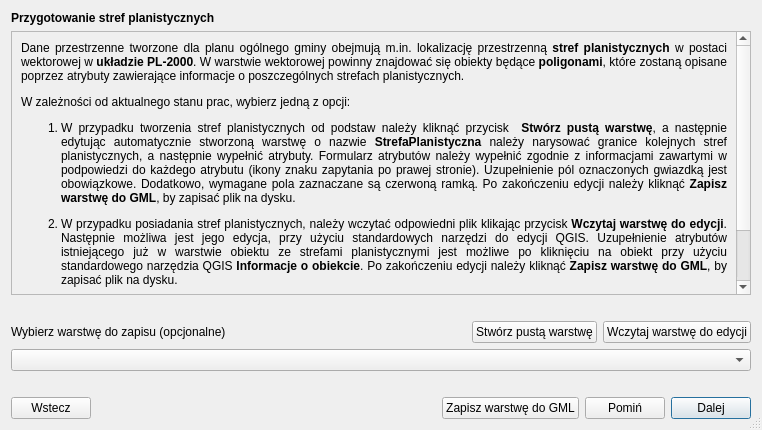
Qt form modules/app/views/ui/wektor_instrukcja_dialog_SPL.ui (CyfryzacjaAPP/wtyczka_qgis_app_2) before a commit.
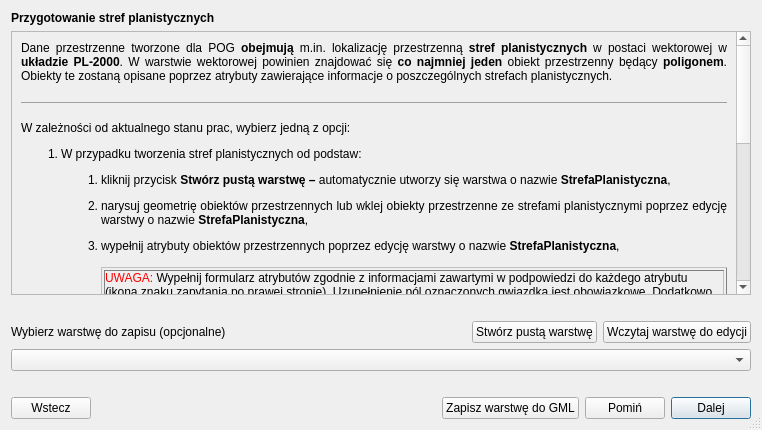
The same form after that commit. Custom widgets are drawn as their Qt base class.

```diff
--- a/modules/app/views/ui/wektor_instrukcja_dialog_SPL.ui
+++ b/modules/app/views/ui/wektor_instrukcja_dialog_SPL.ui
@@ -47,9 +47,9 @@
         <property name="geometry">
          <rect>
           <x>0</x>
-          <y>0</y>
+          <y>-174</y>
           <width>723</width>
-          <height>287</height>
+          <height>445</height>
          </rect>
         </property>
         <layout class="QGridLayout" name="gridLayout">
@@ -61,17 +61,7 @@
             </font>
            </property>
            <property name="text">
-            <string>&lt;p&gt;Dane przestrzenne tworzone dla planu ogólnego gminy obejmują m.in. lokalizację przestrzenną &lt;strong&gt;stref planistycznych&lt;/strong&gt; w postaci wektorowej w &lt;strong&gt;układzie PL-2000&lt;/strong&gt;. W warstwie wektorowej powinny znajdować się obiekty będące &lt;strong&gt;poligonami&lt;/strong&gt;, które zostaną opisane poprzez atrybuty zawierające informacje o poszczególnych strefach planistycznych.&lt;/p&gt;
-&lt;p&gt;W zależności od aktualnego stanu prac, wybierz jedną z opcji:&lt;/p&gt;
-&lt;ol&gt;
-  &lt;li&gt;
-    &lt;p&gt;W przypadku tworzenia stref planistycznych od podstaw należy kliknąć przycisk&amp;nbsp; &lt;strong&gt;Stwórz pustą warstwę&lt;/strong&gt;, a następnie edytując automatycznie stworzoną warstwę o nazwie &lt;strong&gt;StrefaPlanistyczna&lt;/strong&gt; należy narysować granice kolejnych stref planistycznych, a następnie wypełnić atrybuty. Formularz atrybutów należy wypełnić zgodnie z informacjami zawartymi w podpowiedzi do każdego atrybutu (ikony znaku zapytania po prawej stronie). Uzupełnienie pól oznaczonych gwiazdką jest obowiązkowe. Dodatkowo, wymagane pola zaznaczane są czerwoną ramką. Po zakończeniu edycji należy kliknąć &lt;strong&gt;Zapisz warstwę do GML&lt;/strong&gt;, by zapisać plik na dysku.&lt;/p&gt;
-  &lt;/li&gt;
-  &lt;li&gt;
-    &lt;p&gt;W przypadku posiadania stref planistycznych, należy wczytać odpowiedni plik klikając przycisk &lt;strong&gt;Wczytaj warstwę do edycji&lt;/strong&gt;. Następnie możliwa jest jego edycja, przy użyciu standardowych narzędzi do edycji QGIS. Uzupełnienie atrybutów istniejącego już w warstwie obiektu ze strefami planistycznymi jest możliwe po kliknięciu na obiekt przy użyciu standardowego narzędzia QGIS &lt;strong&gt;Informacje o obiekcie&lt;/strong&gt;. Po zakończeniu edycji należy kliknąć &lt;strong&gt;Zapisz warstwę do GML&lt;/strong&gt;, by zapisać plik na dysku.&lt;/p&gt;
-  &lt;/li&gt;
-&lt;/ol&gt;
-&lt;p&gt;Wczytanie stref planistycznych w kroku 2, pozwala na automatyczne sprawdzenie poprawności geometrii stref planistycznych, w tym w zakresie wykraczania poza obszar POG. Zapisanie poprawnego pliku w formacie GML przy użyciu przycisku &lt;strong&gt;Zapisz warstwę do GML&lt;/strong&gt;, umożliwia również ponowne wczytanie zapisanej warstwy do wtyczki w celu dalszej pracy. Istnieje możliwość pominięcia kroku 2. W tym celu należy wybrać opcję &lt;strong&gt;Pomiń.&lt;/strong&gt;&lt;/p&gt;</string>
+            <string>&lt;p&gt;Dane przestrzenne tworzone dla POG &lt;b&gt;obejmują &lt;/b&gt;m.in. lokalizację przestrzenną &lt;b&gt;stref planistycznych&lt;/b&gt; w postaci wektorowej w &lt;b&gt;układzie PL-2000&lt;/b&gt;. W warstwie wektorowej powinien znajdować się &lt;b&gt;co najmniej jeden &lt;/b&gt;obiekt przestrzenny będący &lt;b&gt;poligonem&lt;/b&gt;. Obiekty te zostaną opisane poprzez atrybuty zawierające informacje o poszczeg&amp;oacute;lnych strefach planistycznych.&lt;/p&gt;&lt;hr /&gt;&lt;p&gt;W zależności od aktualnego stanu prac, wybierz jedną z opcji:&lt;/p&gt;&lt;ol&gt;&lt;li&gt;&lt;p&gt;W przypadku tworzenia stref planistycznych od podstaw:&lt;/p&gt;&lt;ol style=&quot;list-style-type: lower-alpha;&quot;&gt;&lt;li&gt;&lt;p&gt;kliknij przycisk &lt;b&gt;Stw&amp;oacute;rz pustą warstwę &amp;ndash;&lt;/b&gt; automatycznie utworzy się warstwa o nazwie &lt;b&gt;StrefaPlanistyczna&lt;/b&gt;,&lt;/p&gt;&lt;/li&gt;&lt;li&gt;&lt;p&gt;narysuj geometrię obiekt&amp;oacute;w przestrzennych lub wklej obiekty przestrzenne ze strefami planistycznymi poprzez edycję warstwy o nazwie &lt;b&gt;StrefaPlanistyczna&lt;/b&gt;,&lt;/p&gt;&lt;/li&gt;&lt;li&gt;&lt;p&gt;wypełnij atrybuty obiekt&amp;oacute;w przestrzennych poprzez edycję warstwy o nazwie &lt;b&gt;StrefaPlanistyczna&lt;/b&gt;,&lt;br&gt;&lt;/p&gt;&lt;table style=&quot;border-collapse: collapse; width: 100%;&quot; border=&quot;1&quot;&gt;&lt;tbody&gt;&lt;tr&gt;&lt;td style=&quot;width: 100%;&quot;&gt;&lt;span style=&quot;color: #ff0000;&quot;&gt;UWAGA:&lt;/span&gt; Wypełnij formularz atrybut&amp;oacute;w zgodnie z informacjami zawartymi w podpowiedzi do każdego atrybutu (ikona znaku zapytania po prawej stronie).&amp;nbsp;Uzupełnienie p&amp;oacute;l oznaczonych gwiazdką jest obowiązkowe. Dodatkowo pola wymagane do wypełnienia zaznaczane są czerwoną ramką.&lt;/td&gt;&lt;/tr&gt;&lt;/tbody&gt;&lt;/table&gt;&lt;/li&gt;&lt;li&gt;&lt;p&gt;po zakończeniu edycji wybierz edytowalną warstwę z listy poniżej (pole &lt;b&gt;Wybierz warstwę do zapisu&lt;/b&gt;), a następnie kliknij przycisk &lt;b&gt;Zapisz warstwę do GML&lt;/b&gt;, żeby zapisać plik na dysku.&lt;/p&gt;&lt;/li&gt;&lt;/ol&gt;&lt;/li&gt;&lt;li&gt;&lt;p&gt;W przypadku posiadania przygotowanej wcześniej warstwy ze strefami planistycznymi w odpowiednim formacie i strukturze:&lt;/p&gt;&lt;ol style=&quot;list-style-type: lower-alpha;&quot;&gt;&lt;li&gt;&lt;p&gt;wczytaj plik w formacie GML, klikając przycisk &lt;b&gt;Wczytaj warstwę do edycji&lt;/b&gt;,&lt;/p&gt;&lt;/li&gt;&lt;li&gt;w razie potrzeby zmień geometrię obiekt&amp;oacute;w przestrzennych &amp;ndash; przy użyciu standardowych narzędzi do edycji QGIS,&lt;br&gt;&lt;/li&gt;&lt;li&gt;w razie potrzeby uzupełnij atrybuty obiekt&amp;oacute;w przestrzennych &amp;ndash; kliknij na obiekt przestrzenny ze strefą planistyczną przy użyciu standardowego narzędzia QGIS &lt;b&gt;Informacje o obiekcie&lt;/b&gt;,&lt;br&gt;&lt;/li&gt;&lt;li&gt;po zakończeniu edycji wybierz edytowaną warstwę z listy poniżej (pole &lt;b&gt;Wybierz warstwę do zapisu&lt;/b&gt;), a następnie kliknij przycisk &lt;b&gt;Zapisz warstwę do GML&lt;/b&gt;, żeby zapisać plik na dysku.&lt;br&gt;&lt;/li&gt;&lt;/ol&gt;&lt;/li&gt;&lt;/ol&gt;&lt;table style=&quot;border-collapse: collapse; width: 100%;&quot; border=&quot;1&quot;&gt;&lt;tbody&gt;&lt;tr&gt;&lt;td style=&quot;width: 100%;&quot;&gt;&lt;p&gt;&lt;span style=&quot;color: #000080;&quot;&gt;INFORMACJA:&lt;/span&gt;&lt;/p&gt;&lt;p&gt;Przejście kroku 2 z 7 pozwala (w dalszych krokach opracowywania danych APP) na automatyczne sprawdzenie poprawności geometrii stref planistycznych, w tym w zakresie wykraczania poza obszar objęty POG. Zapisanie poprawnego pliku w formacie GML przy użyciu przycisku &lt;b&gt;Zapisz warstwę do GML&lt;/b&gt;, umożliwia r&amp;oacute;wnież ponowne wczytanie zapisanej warstwy do wtyczki w celu dalszej pracy.&lt;/p&gt;&lt;p&gt;Możesz pominąć krok 2. W tym celu kliknij przycisk &lt;b&gt;Pomiń.&lt;/b&gt;&lt;/p&gt;&lt;/td&gt;&lt;/tr&gt;&lt;/tbody&gt;&lt;/table&gt;</string>
            </property>
            <property name="alignment">
             <set>Qt::AlignJustify|Qt::AlignVCenter</set>
```
